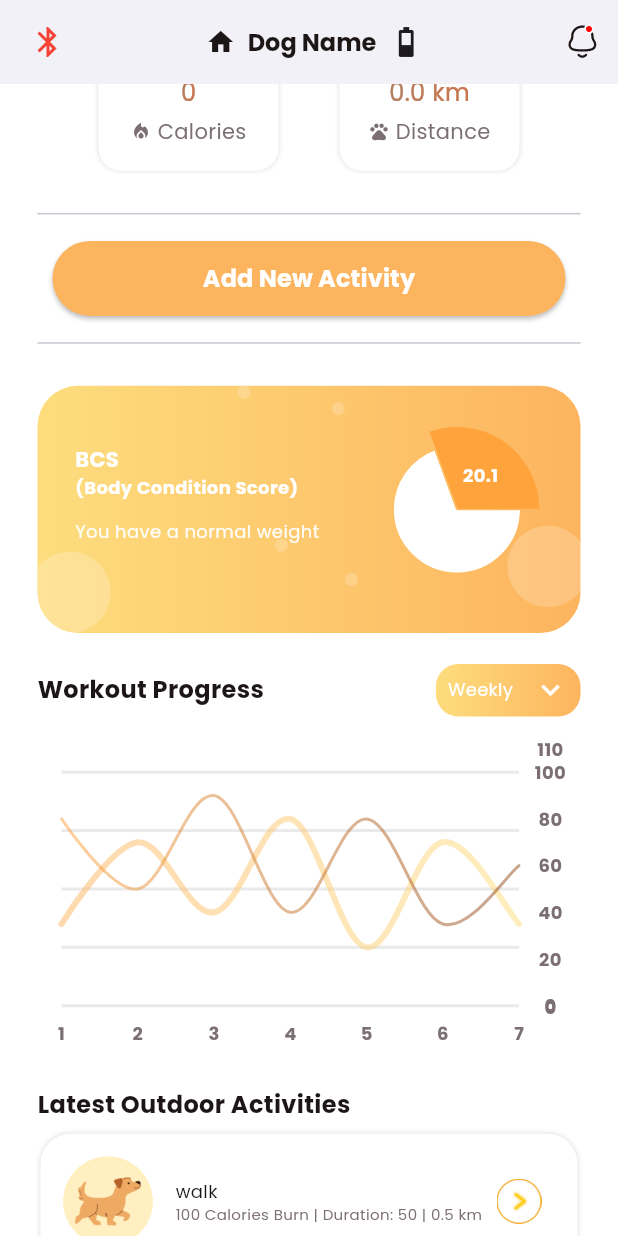
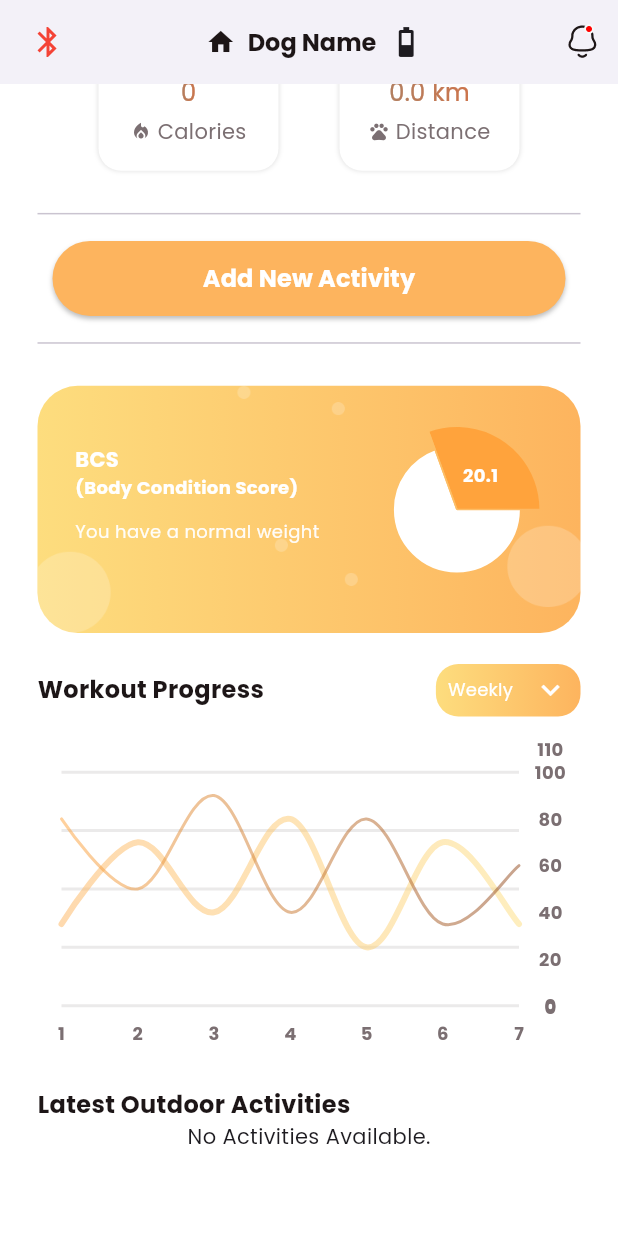
Before and after one commit to razol102/Doggo, a Flutter app: the HomeScreen screen opened by its route, scrolled down 385 dp, on a phone screen of 412 x 824 dp. Run offline on Flutter 3.47's test engine with Material 3 defaults, Android fonts, the light colour scheme and no system bars; drawn by our look-alikes of fl_chart; our stand-ins replace animated_toggle_switch, flutter_map, flutter_typeahead, geolocator, intl_phone_number_input, latlong2 and 2 more; missing offline and left inert: flutter_reactive_ble, simple_animation_progress_bar; accounts and stored records are empty.

Commit message:
latest activities on home

```diff
--- a/mobile/lib/common_widgets/outdoor_activity_row.dart
+++ b/mobile/lib/common_widgets/outdoor_activity_row.dart
@@ -28,7 +28,7 @@ class OutdoorActivityRow extends StatelessWidget {
         imagePath = "assets/images/hike_activity.png";
         break;
       default:
-        imagePath = "";
+        imagePath = "assets/images/unknown_activity.png";
     }
     return imagePath;
   }
--- a/mobile/lib/screens/home/home_screen.dart
+++ b/mobile/lib/screens/home/home_screen.dart
@@ -26,6 +26,7 @@ class _HomeScreenState extends State<HomeScreen> with RouteAware {
   final BleService _bleService = BleService();
   bool _isConnectedToBle = false;
   String? _dogName;
+  late List<Map<String, dynamic>> activitiesArr = [];
 
   @override
   void initState() {
@@ -54,6 +55,7 @@ class _HomeScreenState extends State<HomeScreen> with RouteAware {
   void _initialize() {
     _checkBleConnectionStatus();
     _fetchDogInfo();
+    _fetchDogLatestActivities();
   }
 
   void _checkBleConnectionStatus() async {
@@ -73,6 +75,17 @@ class _HomeScreenState extends State<HomeScreen> with RouteAware {
       });
     }
   }
+
+  void _fetchDogLatestActivities() async {
+    final dogId = await PreferencesService.getDogId();
+    if (dogId != null) {
+      final activities = await HttpService.getAllOutdoorActivities(dogId);
+      setState(() {
+        activitiesArr = activities;
+      });
+    }
+  }
+
 
   List<int> showingTooltipOnSpots = [21];
 
@@ -159,37 +172,6 @@ class _HomeScreenState extends State<HomeScreen> with RouteAware {
     ],
   );
 
-  List lastWorkoutArr = [
-    {
-      "activity_type": "walk",
-      "calories_burned": "100",
-      "distance": "0.5",
-      "steps": "500",
-      "duration": "50",
-      "start_time": "test",
-      "end_time": "test"
-    },
-    {
-      "activity_type": "run",
-      "calories_burned": "100",
-      "distance": "0.5",
-      "steps": "500",
-      "duration": "50",
-      "start_time": "test",
-      "end_time": "test"
-    },
-    {
-      "activity_type": "swim",
-      "calories_burned": "100",
-      "distance": "0.5",
-      "steps": "500",
-      "duration": "50",
-      "start_time": "test",
-      "end_time": "test"
-    },
-
-  ];
-
   @override
   Widget build(BuildContext context) {
     var media = MediaQuery.of(context).size;
@@ -243,11 +225,17 @@ class _HomeScreenState extends State<HomeScreen> with RouteAware {
         title: Row(
           mainAxisAlignment: MainAxisAlignment.center,
           children: [
+            _isConnectedToBle ?
             const Icon(
-                Icons.home, // TODO: show only if the collar connected to wifi
+              Icons.phone,
               color: AppColors.blackColor,
               size: 20,
-              ),
+            ) :
+            const Icon(
+              Icons.home,
+              color: AppColors.blackColor,
+              size: 20,
+            ) ,
             SizedBox(width: 8),
             Text(
               _dogName ?? 'Dog Name',
@@ -310,13 +298,16 @@ class _HomeScreenState extends State<HomeScreen> with RouteAware {
                     ),
                   ],
                 ),
+                activitiesArr.isEmpty ?
+                    const Center(child: Text("No Activities Available."),)
+                    :
                 ListView.builder(
                     padding: EdgeInsets.zero,
                     physics: const NeverScrollableScrollPhysics(),
                     shrinkWrap: true,
-                    itemCount: lastWorkoutArr.length,
+                    itemCount: 3, //show 3 latest activities
                     itemBuilder: (context, index) {
-                      var wObj = lastWorkoutArr[index] as Map? ?? {};
+                      var wObj = activitiesArr[index];
                       return InkWell(
                           onTap: () {
                             //Navigator.pushNamed(context, FinishWorkoutScreen.routeName);
--- a/mobile/lib/screens/home/widgets/dog_activity_status.dart
+++ b/mobile/lib/screens/home/widgets/dog_activity_status.dart
@@ -1,6 +1,7 @@
 import 'package:flutter/material.dart';
 import 'package:intl/intl.dart';
 import 'package:mobile/common_widgets/round_button.dart';
+import 'package:mobile/services/preferences_service.dart';
 import 'package:mobile/utils/app_colors.dart';
 import 'package:mobile/common_widgets/title_subtitle_cell.dart';
 import 'package:mobile/services/http_service.dart';
@@ -43,7 +44,9 @@ class _DogActivityStatusState extends State<DogActivityStatus>
 
   Future<void> _fetchActivityStatus(DateTime date) async {
     String formattedDate = DateFormat('yyyy-MM-dd').format(date);
-    final status = await HttpService.fetchDogActivityStatus(formattedDate, 15); //TODO: change to dogId by preferencesClass
+    final dogId = await PreferencesService.getDogId();
+    if (dogId != null) {
+      final status = await HttpService.fetchDogActivityStatus(formattedDate, dogId);
       setState(() {
         currentSteps = status['steps']!;
         totalSteps = 1000; // TODO: ask for the daily steps goal
@@ -54,6 +57,7 @@ class _DogActivityStatusState extends State<DogActivityStatus>
         _currentProgress = newProgress;
         _controller.forward(from: 0);
       });
+    }
   }
 
   void _onDateSelected(DateTime date) {
```
Also changed, not shown: mobile/lib/services/http_service.dart (+35 -44 lines), mobile/assets/images/unknown_activity.png (added). Lines whose indentation alone changed are shown as unchanged.
